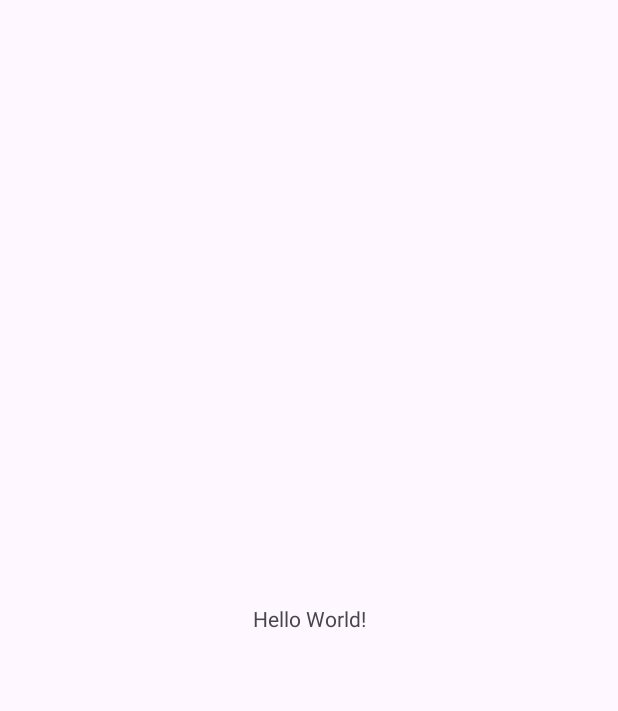
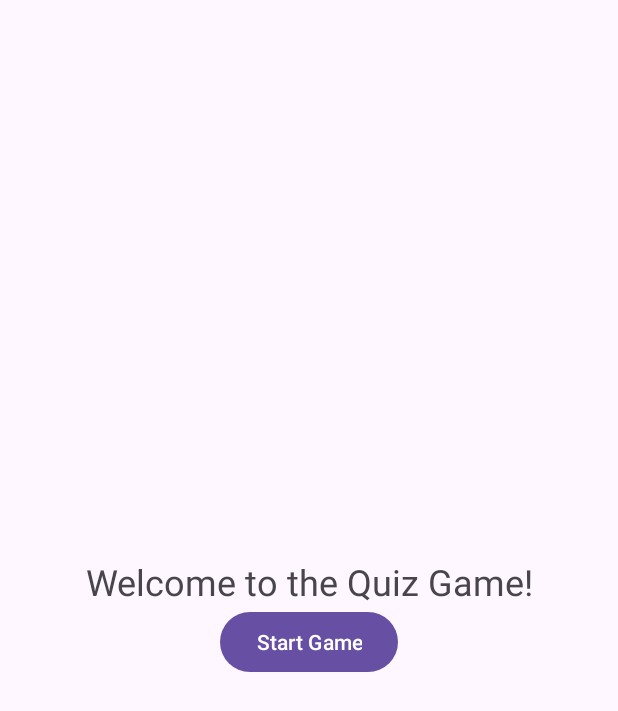
Before and after one commit to maferpinazocode/Parcial_PDM, an Android app: the screen it shows after launch (MainActivity), on a phone screen of 412 x 824 dp. Before the commit the part shown is almost empty. Shown: the top 711 px of the screen. Run offline under Robolectric (Android 15) with nearby library versions, the phone set to English and light mode, and no system bars.

Commit message:
We created the WelcomeFragment and its layout fragment_welcome, defined the navigation.xml in the navigation directory to control the destionation, and configured the button to start the game.

```diff
--- a/AppParcial/app/build.gradle.kts
+++ b/AppParcial/app/build.gradle.kts
@@ -42,6 +42,8 @@ dependencies {
     implementation(libs.material)
     implementation(libs.androidx.activity)
     implementation(libs.androidx.constraintlayout)
+    implementation(libs.androidx.navigation.fragment.ktx)
+    implementation(libs.androidx.navigation.ui.ktx)
     testImplementation(libs.junit)
     androidTestImplementation(libs.androidx.junit)
     androidTestImplementation(libs.androidx.espresso.core)
--- /dev/null
+++ b/AppParcial/app/src/main/java/com/example/questionsanswers/WelcomeFragment.kt
@@ -0,0 +1,17 @@
+package com.example.questionsanswers
+
+import android.os.Bundle
+import androidx.fragment.app.Fragment
+import android.view.View
+import android.widget.Button
+import androidx.navigation.fragment.findNavController
+
+class WelcomeFragment : Fragment(R.layout.fragment_welcome) {
+    override fun onViewCreated(view: View, savedInstanceState: Bundle?) {
+        super.onViewCreated(view, savedInstanceState)
+        // Configurar botón para empezar el juego
+        view.findViewById<Button>(R.id.startButton).setOnClickListener {
+            findNavController().navigate(R.id.action_welcomeFragment_to_questionFragment)
+        }
+    }
+}
--- a/AppParcial/app/src/main/res/layout/activity_main.xml
+++ b/AppParcial/app/src/main/res/layout/activity_main.xml
@@ -7,13 +7,12 @@
     android:layout_height="match_parent"
     tools:context=".MainActivity">
 
-    <TextView
-        android:layout_width="wrap_content"
-        android:layout_height="wrap_content"
-        android:text="Hello World!"
-        app:layout_constraintBottom_toBottomOf="parent"
-        app:layout_constraintEnd_toEndOf="parent"
-        app:layout_constraintStart_toStartOf="parent"
-        app:layout_constraintTop_toTopOf="parent" />
+    <androidx.fragment.app.FragmentContainerView
+        android:id="@+id/nav_host_fragment"
+        android:name="androidx.navigation.fragment.NavHostFragment"
+        android:layout_width="match_parent"
+        android:layout_height="match_parent"
+        app:navGraph="@navigation/navigation"
+        app:defaultNavHost="true" />
 
 </androidx.constraintlayout.widget.ConstraintLayout>
--- /dev/null
+++ b/AppParcial/app/src/main/res/layout/fragment_welcome.xml
@@ -0,0 +1,22 @@
+<?xml version="1.0" encoding="utf-8"?>
+<LinearLayout xmlns:android="http://schemas.android.com/apk/res/android"
+    android:orientation="vertical"
+    android:layout_width="match_parent"
+    android:layout_height="match_parent"
+    android:gravity="center"
+    android:padding="16dp">
+
+    <TextView
+        android:id="@+id/welcomeText"
+        android:layout_width="wrap_content"
+        android:layout_height="wrap_content"
+        android:text="Welcome to the Quiz Game!"
+        android:textSize="24sp"
+        android:textAlignment="center" />
+
+    <Button
+        android:id="@+id/startButton"
+        android:layout_width="wrap_content"
+        android:layout_height="wrap_content"
+        android:text="Start Game" />
+</LinearLayout>
--- /dev/null
+++ b/AppParcial/app/src/main/res/navigation/navigation.xml
@@ -0,0 +1,18 @@
+<?xml version="1.0" encoding="utf-8"?>
+<navigation xmlns:android="http://schemas.android.com/apk/res/android"
+    xmlns:app="http://schemas.android.com/apk/res-auto"
+    xmlns:tools="http://schemas.android.com/tools"
+    app:startDestination="@id/welcomeFragment">
+
+    <fragment
+        android:id="@+id/welcomeFragment"
+        android:name="com.example.questionsanswers.WelcomeFragment"
+        android:label="Welcome"
+        tools:layout="@layout/fragment_welcome">
+        <action
+            android:id="@+id/action_welcomeFragment_to_questionFragment"
+            app:destination="@id/questionFragment" />
+    </fragment>
+
+
+</navigation>
--- a/AppParcial/app/src/main/res/values/strings.xml
+++ b/AppParcial/app/src/main/res/values/strings.xml
@@ -1,3 +1,5 @@
 <resources>
     <string name="app_name">QuestionsAnswers</string>
+    <!-- TODO: Remove or change this placeholder text -->
+    <string name="hello_blank_fragment">Hello blank fragment</string>
 </resources>
--- a/AppParcial/gradle/libs.versions.toml
+++ b/AppParcial/gradle/libs.versions.toml
@@ -9,6 +9,8 @@ appcompat = "1.7.0"
 material = "1.12.0"
 activity = "1.9.2"
 constraintlayout = "2.1.4"
+navigationFragmentKtx = "2.8.3"
+navigationUiKtx = "2.8.3"
 
 [libraries]
 androidx-core-ktx = { group = "androidx.core", name = "core-ktx", version.ref = "coreKtx" }
@@ -19,6 +21,8 @@ androidx-appcompat = { group = "androidx.appcompat", name = "appcompat", version
 material = { group = "com.google.android.material", name = "material", version.ref = "material" }
 androidx-activity = { group = "androidx.activity", name = "activity", version.ref = "activity" }
 androidx-constraintlayout = { group = "androidx.constraintlayout", name = "constraintlayout", version.ref = "constraintlayout" }
+androidx-navigation-fragment-ktx = { group = "androidx.navigation", name = "navigation-fragment-ktx", version.ref = "navigationFragmentKtx" }
+androidx-navigation-ui-ktx = { group = "androidx.navigation", name = "navigation-ui-ktx", version.ref = "navigationUiKtx" }
 
 [plugins]
 android-application = { id = "com.android.application", version.ref = "agp" }
```
